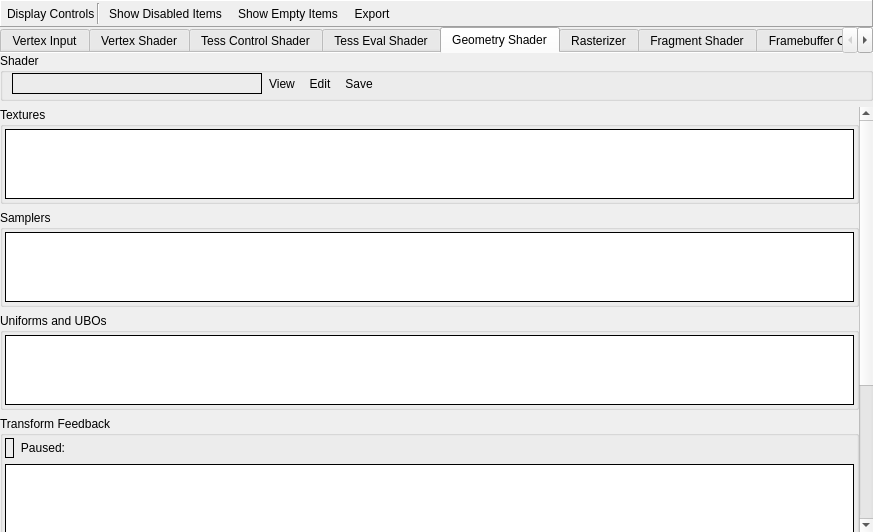
This is qrenderdoc/Windows/PipelineState/GLPipelineStateViewer.ui in baldurk/renderdoc as Qt 5 draws it before an edit. The edited form follows.
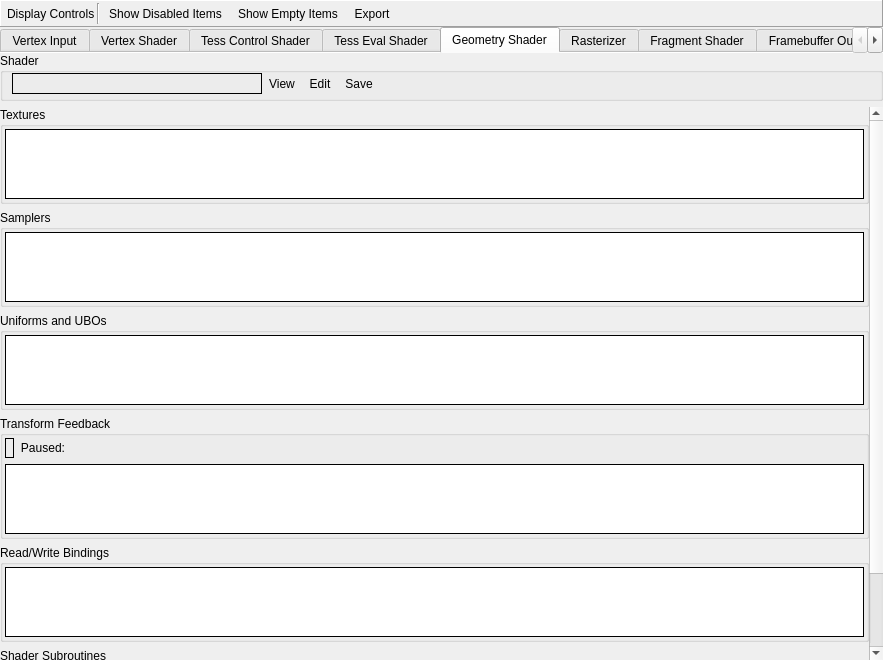
This is the edited form. The open tabs and pages were chosen to show the change. Icons and pictures are not drawn. Custom widgets are drawn as their Qt base class.

Commit message: Add spacers in pipeline view for if all groups are collapsed

The edit to the form file:
```diff
--- a/qrenderdoc/Windows/PipelineState/GLPipelineStateViewer.ui
+++ b/qrenderdoc/Windows/PipelineState/GLPipelineStateViewer.ui
@@ -6,8 +6,8 @@
    <rect>
     <x>0</x>
     <y>0</y>
-    <width>873</width>
-    <height>532</height>
+    <width>883</width>
+    <height>660</height>
    </rect>
   </property>
   <layout class="QVBoxLayout" name="verticalLayout">
@@ -1920,8 +1920,8 @@
            <rect>
             <x>0</x>
             <y>0</y>
-            <width>857</width>
-            <height>538</height>
+            <width>883</width>
+            <height>552</height>
            </rect>
           </property>
           <layout class="QVBoxLayout" name="verticalLayout_13">
@@ -1942,7 +1942,7 @@
              <property name="sizePolicy">
               <sizepolicy hsizetype="Preferred" vsizetype="Expanding">
                <horstretch>0</horstretch>
-               <verstretch>0</verstretch>
+               <verstretch>1</verstretch>
               </sizepolicy>
              </property>
              <property name="title">
@@ -1994,7 +1994,7 @@
              <property name="sizePolicy">
               <sizepolicy hsizetype="Preferred" vsizetype="Expanding">
                <horstretch>0</horstretch>
-               <verstretch>0</verstretch>
+               <verstretch>1</verstretch>
               </sizepolicy>
              </property>
              <property name="title">
@@ -2046,7 +2046,7 @@
              <property name="sizePolicy">
               <sizepolicy hsizetype="Preferred" vsizetype="Expanding">
                <horstretch>5</horstretch>
-               <verstretch>0</verstretch>
+               <verstretch>1</verstretch>
               </sizepolicy>
              </property>
              <property name="title">
@@ -2098,7 +2098,7 @@
              <property name="sizePolicy">
               <sizepolicy hsizetype="Preferred" vsizetype="Preferred">
                <horstretch>4</horstretch>
-               <verstretch>0</verstretch>
+               <verstretch>1</verstretch>
               </sizepolicy>
              </property>
              <property name="title">
@@ -2200,7 +2200,7 @@
              <property name="sizePolicy">
               <sizepolicy hsizetype="Preferred" vsizetype="Expanding">
                <horstretch>0</horstretch>
-               <verstretch>0</verstretch>
+               <verstretch>1</verstretch>
               </sizepolicy>
              </property>
              <property name="title">
@@ -2252,7 +2252,7 @@
              <property name="sizePolicy">
               <sizepolicy hsizetype="Preferred" vsizetype="Expanding">
                <horstretch>0</horstretch>
-               <verstretch>0</verstretch>
+               <verstretch>1</verstretch>
               </sizepolicy>
              </property>
              <property name="title">
@@ -2299,6 +2299,16 @@
              </layout>
             </widget>
            </item>
+           <item>
+            <spacer name="verticalSpacer_5">
+             <property name="orientation">
+              <enum>Qt::Vertical</enum>
+             </property>
+             <property name="sizeType">
+              <enum>QSizePolicy::MinimumExpanding</enum>
+             </property>
+            </spacer>
+           </item>
           </layout>
          </widget>
         </widget>
```
Left out of the diff: 130 changed lines with no effect on the pictures. The commit also changes 3 other files.
